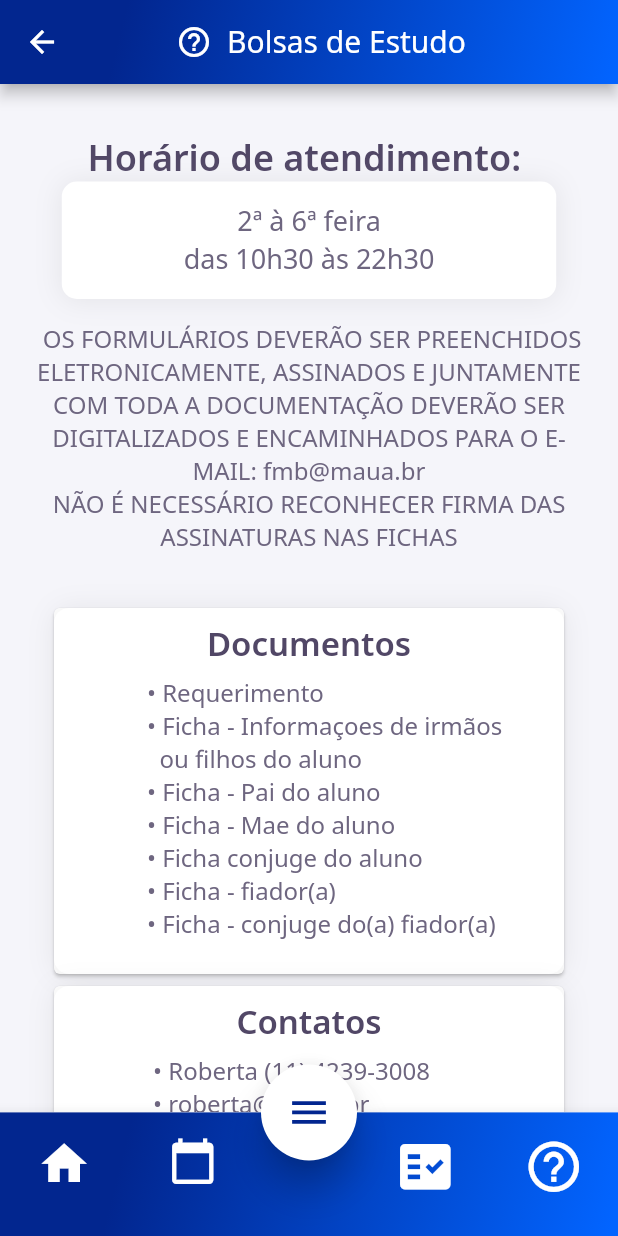
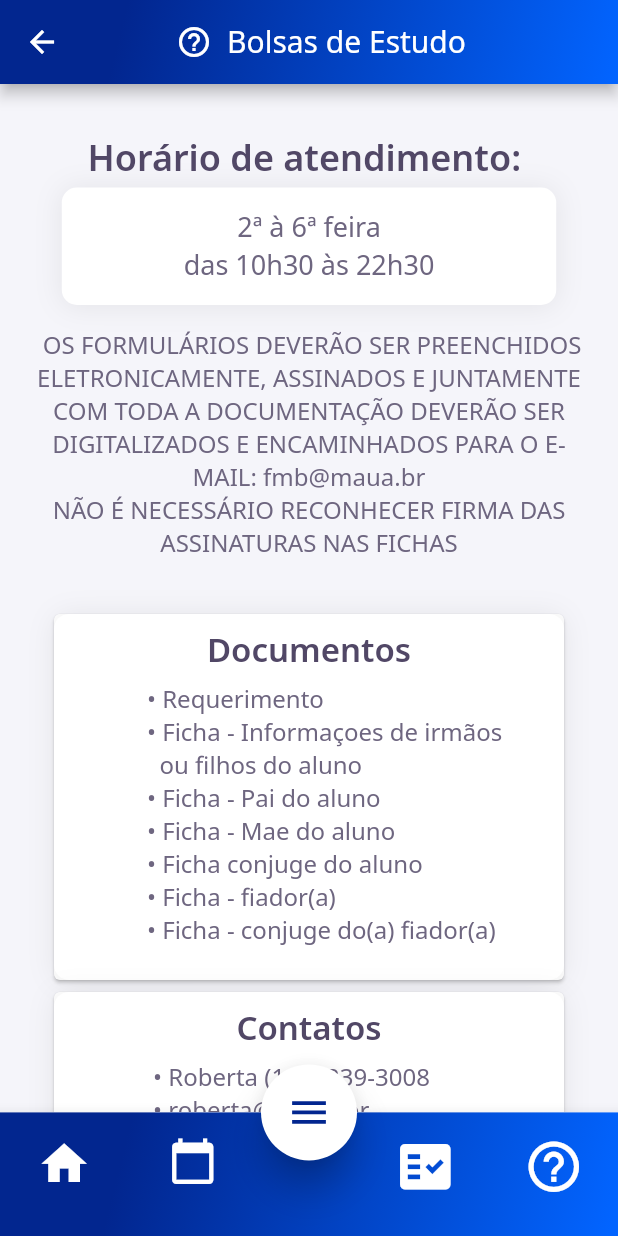
Before and after one commit to Maua-Dev/System_Maua_Front, a Flutter app: the HelpBolsasPage screen opened by its route, on a phone screen of 412 x 824 dp. Run offline on Flutter 3.47's test engine with Material 2 defaults, Android fonts, the phone set to English and light mode, and no system bars; our stand-ins replace flutter_calendar_carousel, flutter_mobx, flutter_modular, fluttericon, google_fonts, hive and 2 more; accounts and stored records are empty; generated files the repository leaves out were written again.

```diff
--- a/lib/app/modules/help/pages/help-bolsas/help_bolsas_page.dart
+++ b/lib/app/modules/help/pages/help-bolsas/help_bolsas_page.dart
@@ -21,10 +21,13 @@ class _HelpBolsasPageState extends State<HelpBolsasPage> {
           child: Column(
               mainAxisAlignment: MainAxisAlignment.spaceBetween,
               children: [
-                Text(
-                  'Horário de atendimento: ',
-                  style: AppTextStyles.bodyBold.copyWith(fontSize: 24),
-                  textAlign: TextAlign.left,
+                Padding(
+                  padding: const EdgeInsets.only(bottom: 4),
+                  child: Text(
+                    'Horário de atendimento: ',
+                    style: AppTextStyles.bodyBold.copyWith(fontSize: 24),
+                    textAlign: TextAlign.left,
+                  ),
                 ),
                 Container(
                   height: MediaQuery.of(context).size.height * 0.095,
@@ -59,7 +62,7 @@ NÃO É NECESSÁRIO RECONHECER FIRMA DAS ASSINATURAS NAS FICHAS''',
                   padding: const EdgeInsets.all(16.0),
                   child: Column(
                     children: [
-                      BolsasWidget(
+                      HelpBolsasCardWidget(
                         titulo: 'Documentos',
                         info: '''
       • Requerimento
@@ -72,7 +75,7 @@ NÃO É NECESSÁRIO RECONHECER FIRMA DAS ASSINATURAS NAS FICHAS''',
       • Ficha - conjuge do(a) fiador(a)
       ''',
                       ),
-                      BolsasWidget(
+                      HelpBolsasCardWidget(
                         titulo: 'Contatos',
                         info: '''
 • Roberta (11) 4239-3008
--- a/lib/app/modules/help/pages/help-bolsas/widgets/help_bolsas_card_widget.dart
+++ b/lib/app/modules/help/pages/help-bolsas/widgets/help_bolsas_card_widget.dart
@@ -3,11 +3,11 @@ import 'package:flutter/material.dart';
 import 'package:system_maua_front/app/shared/themes/app_colors.dart';
 import 'package:system_maua_front/app/shared/themes/app_text_styles.dart';
 
-class BolsasWidget extends StatelessWidget {
+class HelpBolsasCardWidget extends StatelessWidget {
   final String? titulo;
   final String? info;
 
-  const BolsasWidget({
+  const HelpBolsasCardWidget({
     required this.titulo,
     required this.info,
   });
```
